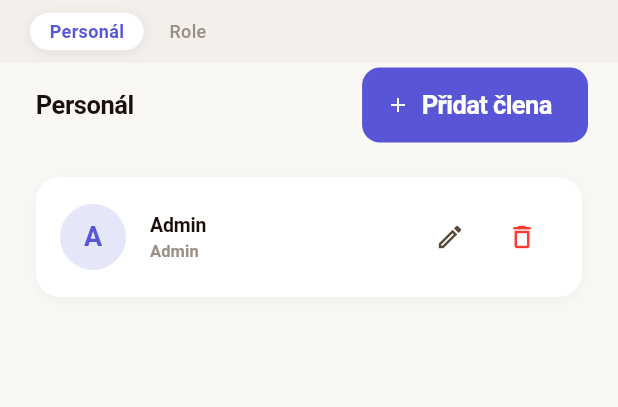
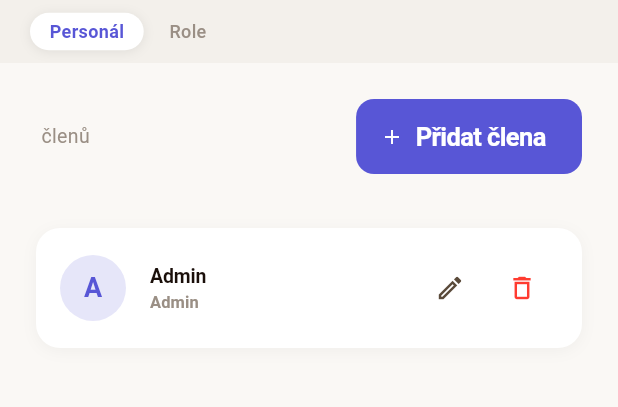
Before and after one commit to pablozhc/zen-pos, a Flutter app: the AdminDashboardScreen screen opened directly, after a tap on "Účty", after a tap on "Menu", after a tap on "Tým", on a phone screen of 412 x 824 dp, the part 78-485 px from its top. Run offline on Flutter 3.47's test engine with Material 3 defaults, Android fonts, the phone set to English and light mode, and no system bars; our stand-ins replace cloud_firestore, firebase_auth, firebase_core, fl_chart, flutter_bluetooth_serial, google_fonts and 2 more; accounts and stored records are empty.

Commit message:
Fix vertical alignment: remove all page headers from content sections
All sections now start at exactly the same point:
sub-tabs → 24px padding → first content element.
Period filter moved inline before KPI cards in Revenue.
Action buttons (add product/category/staff/role) in compact
top toolbar row. AdminEmptyState in History.

Co-Authored-By: Claude Sonnet 4.6 <noreply@anthropic.com>

```diff
--- a/lib/screens/admin_dashboard_screen.dart
+++ b/lib/screens/admin_dashboard_screen.dart
@@ -359,58 +359,38 @@ class _AdminDashboardScreenState extends State<AdminDashboardScreen> {
     final tablesVM = context.watch<TablesViewModel>();
     final payments = _getFilteredPayments(tablesVM);
     final range = _getDateRange();
-
     final totalRevenue = payments.fold(0.0, (sum, p) => sum + p.totalWithTip);
     final avgPerPayment = payments.isNotEmpty ? totalRevenue / payments.length : 0.0;
     final paymentCount = payments.length;
-
     final dateFormat = DateFormat('dd.MM.yyyy');
-    final subtitle = '${dateFormat.format(range.start)} – ${dateFormat.format(range.end)}';
-
-    return Column(
-      crossAxisAlignment: CrossAxisAlignment.start,
-      children: [
-        _buildPageHeader(title: 'Tržby', subtitle: subtitle, trailing: _buildPeriodFilter()),
-        Expanded(
-          child: SingleChildScrollView(
-            padding: const EdgeInsets.fromLTRB(24, 24, 24, 24),
-            child: Column(
-              crossAxisAlignment: CrossAxisAlignment.start,
-              children: [
-                // 3 KPI cards
+
+    return SingleChildScrollView(
+      padding: const EdgeInsets.all(AT.pagePad),
+      child: Column(
+        crossAxisAlignment: CrossAxisAlignment.start,
+        children: [
+          Row(
+            children: [
+              Text('${dateFormat.format(range.start)} – ${dateFormat.format(range.end)}', style: AT.rowSub),
+              const Spacer(),
+              _buildPeriodFilter(),
+            ],
+          ),
+          const SizedBox(height: 20),
           Wrap(
-                  spacing: 16,
-                  runSpacing: 16,
-                  children: [
-                    _buildRevenueStatCard(
-                        Icons.receipt_long_rounded,
-                        'Příjmy s DPH',
-                        CurrencyFormatter.format(totalRevenue),
-                        AppColors.primary,
-                      ),
-                    _buildRevenueStatCard(
-                        Icons.person_rounded,
-                        'Průměrná útrata',
-                        CurrencyFormatter.format(avgPerPayment),
-                        AppColors.info,
-                      ),
-                    _buildRevenueStatCard(
-                        Icons.groups_rounded,
-                        'Počet plateb',
-                        '$paymentCount',
-                        AppColors.warning,
-                      ),
-                  ],
-                ),
-                const SizedBox(height: 24),
+            spacing: AT.cardGap, runSpacing: AT.cardGap,
+            children: [
+              _buildRevenueStatCard(Icons.receipt_long_rounded, 'Příjmy s DPH', CurrencyFormatter.format(totalRevenue), AppColors.primary),
+              _buildRevenueStatCard(Icons.person_rounded, 'Průměrná útrata', CurrencyFormatter.format(avgPerPayment), AppColors.info),
+              _buildRevenueStatCard(Icons.groups_rounded, 'Počet plateb', '$paymentCount', AppColors.warning),
+            ],
+          ),
+          const SizedBox(height: AT.cardGap),
           _buildRevenueChart(payments),
-                const SizedBox(height: 24),
+          const SizedBox(height: AT.cardGap),
           _buildPaymentBreakdownTable(payments),
         ],
       ),
-          ),
-        ),
-      ],
     );
   }
 
@@ -820,13 +800,8 @@ class _AdminDashboardScreenState extends State<AdminDashboardScreen> {
   Widget _buildOverviewContent() {
     final tablesVM = context.watch<TablesViewModel>();
 
-    return Column(
-      crossAxisAlignment: CrossAxisAlignment.start,
-      children: [
-        _buildPageHeader(title: 'Aktuální přehled'),
-        Expanded(
-          child: SingleChildScrollView(
-            padding: const EdgeInsets.fromLTRB(24, 24, 24, 24),
+    return SingleChildScrollView(
+      padding: const EdgeInsets.all(AT.pagePad),
       child: Column(
         crossAxisAlignment: CrossAxisAlignment.start,
         children: [
@@ -898,9 +873,6 @@ class _AdminDashboardScreenState extends State<AdminDashboardScreen> {
             )),
         ],
       ),
-          ),
-        ),
-      ],
     );
   }
 
@@ -912,17 +884,24 @@ class _AdminDashboardScreenState extends State<AdminDashboardScreen> {
     return Column(
       crossAxisAlignment: CrossAxisAlignment.start,
       children: [
-        _buildPageHeader(
-          title: 'Kategorie',
-          trailing: ElevatedButton.icon(
+        Container(
+          color: AT.bg,
+          padding: const EdgeInsets.fromLTRB(AT.pagePad, AT.pagePad, AT.pagePad, 12),
+          child: Row(
+            children: [
+              Text('${productsVM.categories.length} kategorií', style: AT.rowSub),
+              const Spacer(),
+              ElevatedButton.icon(
                 onPressed: () => _showAddCategoryDialog(productsVM),
                 icon: const Icon(Icons.add, size: 16),
                 label: const Text('Přidat kategorii'),
               ),
+            ],
+          ),
         ),
         Expanded(
           child: ListView(
-            padding: const EdgeInsets.fromLTRB(24, 20, 24, 24),
+            padding: const EdgeInsets.fromLTRB(AT.pagePad, 12, AT.pagePad, AT.pagePad),
             children: productsVM.categories.map((cat) => Container(
                 margin: const EdgeInsets.only(bottom: Spacing.sm),
                 padding: const EdgeInsets.all(AT.rowPadH),
@@ -1024,13 +1003,14 @@ class _AdminDashboardScreenState extends State<AdminDashboardScreen> {
     return Column(
       crossAxisAlignment: CrossAxisAlignment.start,
       children: [
-        _buildPageHeader(
-          title: 'Produkty',
-          trailing: ElevatedButton.icon(
-            onPressed: () => _showProductFormDialog(productsVM),
-            icon: const Icon(Icons.add, size: 16),
-            label: const Text('Přidat produkt'),
-          ),
+        Container(
+          color: AT.bg,
+          padding: const EdgeInsets.fromLTRB(AT.pagePad, AT.pagePad, AT.pagePad, 0),
+          child: Row(children: [
+            Text('\ produktů', style: AT.rowSub),
+            const Spacer(),
+            ElevatedButton.icon(onPressed: () => _showProductFormDialog(productsVM), icon: const Icon(Icons.add, size: 16), label: const Text('Přidat produkt')),
+          ]),
         ),
         categoryTabs,
         const SizedBox(height: 8),
@@ -1121,12 +1101,11 @@ class _AdminDashboardScreenState extends State<AdminDashboardScreen> {
     return Column(
       crossAxisAlignment: CrossAxisAlignment.start,
       children: [
-        _buildPageHeader(title: 'Historie plateb'),
         Expanded(
           child: payments.isEmpty
-              ? const Center(child: Text('Žádné platby'))
+              ? const AdminEmptyState(icon: Icons.history_rounded, title: 'Žádné platby', subtitle: 'Platby se zobrazí po první transakci')
               : ListView(
-                  padding: const EdgeInsets.fromLTRB(24, 20, 24, 24),
+                  padding: const EdgeInsets.all(AT.pagePad),
                   children: payments.reversed.map((payment) => Container(
                       margin: const EdgeInsets.only(bottom: Spacing.sm),
                       padding: const EdgeInsets.all(AT.rowPadH),
@@ -1189,19 +1168,20 @@ class _AdminDashboardScreenState extends State<AdminDashboardScreen> {
     return Column(
       crossAxisAlignment: CrossAxisAlignment.start,
       children: [
-        _buildPageHeader(
-          title: 'Personál',
-          trailing: ElevatedButton.icon(
-            onPressed: () => _showAddStaffDialog(auth),
-            icon: const Icon(Icons.add, size: 16),
-            label: const Text('Přidat člena'),
-          ),
+        Container(
+          color: AT.bg,
+          padding: const EdgeInsets.fromLTRB(AT.pagePad, AT.pagePad, AT.pagePad, 12),
+          child: Row(children: [
+            Text('\ členů', style: AT.rowSub),
+            const Spacer(),
+            ElevatedButton.icon(onPressed: () => _showAddStaffDialog(auth), icon: const Icon(Icons.add, size: 16), label: const Text('Přidat člena')),
+          ]),
         ),
         Expanded(
           child: auth.staff.isEmpty
               ? const Center(child: Text('Žádný personál'))
               : ListView(
-                  padding: const EdgeInsets.fromLTRB(24, 20, 24, 24),
+                  padding: const EdgeInsets.all(AT.pagePad),
                   children: auth.staff.map((member) {
                       final role = auth.getRoleById(member.roleId);
                       return Container(
@@ -1292,19 +1272,20 @@ class _AdminDashboardScreenState extends State<AdminDashboardScreen> {
     return Column(
       crossAxisAlignment: CrossAxisAlignment.start,
       children: [
-        _buildPageHeader(
-          title: 'Role',
-          trailing: ElevatedButton.icon(
-            onPressed: () => _showAddRoleDialog(auth),
-            icon: const Icon(Icons.add, size: 16),
-            label: const Text('Přidat roli'),
-          ),
+        Container(
+          color: AT.bg,
+          padding: const EdgeInsets.fromLTRB(AT.pagePad, AT.pagePad, AT.pagePad, 12),
+          child: Row(children: [
+            Text('\ rolí', style: AT.rowSub),
+            const Spacer(),
+            ElevatedButton.icon(onPressed: () => _showAddRoleDialog(auth), icon: const Icon(Icons.add, size: 16), label: const Text('Přidat roli')),
+          ]),
         ),
         Expanded(
           child: auth.roles.isEmpty
               ? const Center(child: Text('Žádné role'))
               : ListView(
-                  padding: const EdgeInsets.fromLTRB(24, 20, 24, 24),
+                  padding: const EdgeInsets.all(AT.pagePad),
                   children: auth.roles.map((role) {
                       final memberCount = auth.staff.where((s) => s.roleId == role.id).length;
                       return Container(
@@ -1403,7 +1384,6 @@ class _AdminDashboardScreenState extends State<AdminDashboardScreen> {
     return Column(
       crossAxisAlignment: CrossAxisAlignment.start,
       children: [
-        _buildPageHeader(title: 'Tiskárna'),
         Expanded(
           child: SingleChildScrollView(
             padding: const EdgeInsets.fromLTRB(24, 24, 24, 24),
```
Also changed, not shown: 1 other file. Lines whose indentation alone changed are shown as unchanged.
